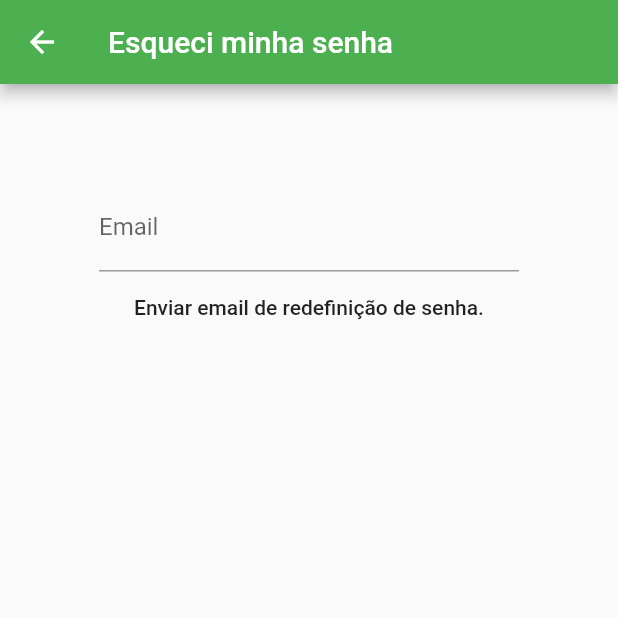
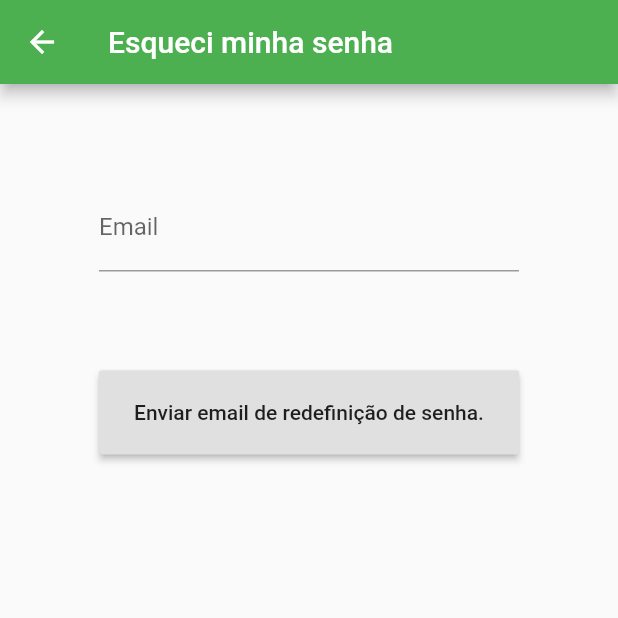
Before and after one commit to hectorguerrini/horta, a Flutter app: the NovaSenhaScreen screen opened by its route, after a tap on "Enviar email de redefinição de senha.", on a phone screen of 412 x 824 dp, the top half of it. Run offline on Flutter 3.47's test engine with Material 2 defaults, Android fonts, the phone set to English and light mode, and no system bars; our stand-ins replace cloud_firestore, firebase_auth, firebase_storage, flutter_masked_text, font_awesome_flutter, image_picker; accounts and stored records are empty; generated files the repository leaves out were written again.

Commit message:
error msg novaSenha com Gubera antes das 3

```diff
--- a/lib/main.dart
+++ b/lib/main.dart
@@ -28,7 +28,7 @@ class MyApp extends StatelessWidget {
         navigatorObservers: [routeObserver],
         routes: {
           // When navigating to the "/" route, build the FirstScreen widget.
-          '/': (context) => HomeScreen(),
+          '/': (context) => LoginScreenPage(),
           // When navigating to the "/second" route, build the SecondScreen widget.
           '/perfil': (context) => PerfilScreenPage(),
           '/perfil/conta': (context) => ContaScreen(),
--- a/lib/screens/authenticate/novaSenha.dart
+++ b/lib/screens/authenticate/novaSenha.dart
@@ -1,5 +1,7 @@
 import 'package:flutter/cupertino.dart';
 import 'package:flutter/material.dart';
+import 'package:horta/models/handleErrorLogin.dart';
+import 'package:horta/models/handleErrorRedefinirSenha.dart';
 import 'package:horta/services/auth.dart';
 
 class NovaSenhaScreen extends StatefulWidget {
@@ -10,6 +12,7 @@ class NovaSenhaScreen extends StatefulWidget {
 class _NovaSenhaScreenState extends State<NovaSenhaScreen> {
   AuthService auth = new AuthService();
   String email;
+  String error = '';
   @override
   Widget build(BuildContext context) {
     return Scaffold(
@@ -21,17 +24,30 @@ class _NovaSenhaScreenState extends State<NovaSenhaScreen> {
           padding: EdgeInsets.all(66),
           children: <Widget>[
             TextFormField(
+
               onChanged: (val) {
                 setState(() {
                   email = val;
                 });
               },
               decoration: InputDecoration(labelText: 'Email'),
+              validator: (val) => val.isEmpty ? 'Insira seu email' : null,
             ),
-            FlatButton(
+             SizedBox(height: 20.0),
+                  Text(
+                    error,
+                    style: TextStyle(color: Colors.red, fontSize: 14.0),
+                  ),
+            Container(height: 30),
+            RaisedButton(
+                padding: EdgeInsets.all(20),
                 onPressed: () async {
-                  await auth.redefinirSenha(email);
-                  Navigator.pushNamed(context, '/auth');
+                  await auth.redefinirSenha(email).then((onValue) {
+                          Navigator.pop(context);
+                        }).catchError((onError) {
+                          setState(() => error =
+                              new HandleErrorRedefinirSenha(onError.code).errorMessage);
+                        });
                 },
                 child: Text("Enviar email de redefinição de senha."))
           ],
--- a/lib/services/auth.dart
+++ b/lib/services/auth.dart
@@ -104,6 +104,13 @@ class AuthService {
 
   //Esqueci minha senha
   Future redefinirSenha(String email) async {
-    await FirebaseAuth.instance.sendPasswordResetEmail(email: email);
+    try{
+        await FirebaseAuth.instance.sendPasswordResetEmail(email: email);
+    } catch(e){
+      print(e.toString());
+      return Future.error(e);
+    }
   }
+
+
 }
```
Also changed, not shown: lib/models/handleErrorRedefinirSenha.dart (added, +18 -0 lines).
